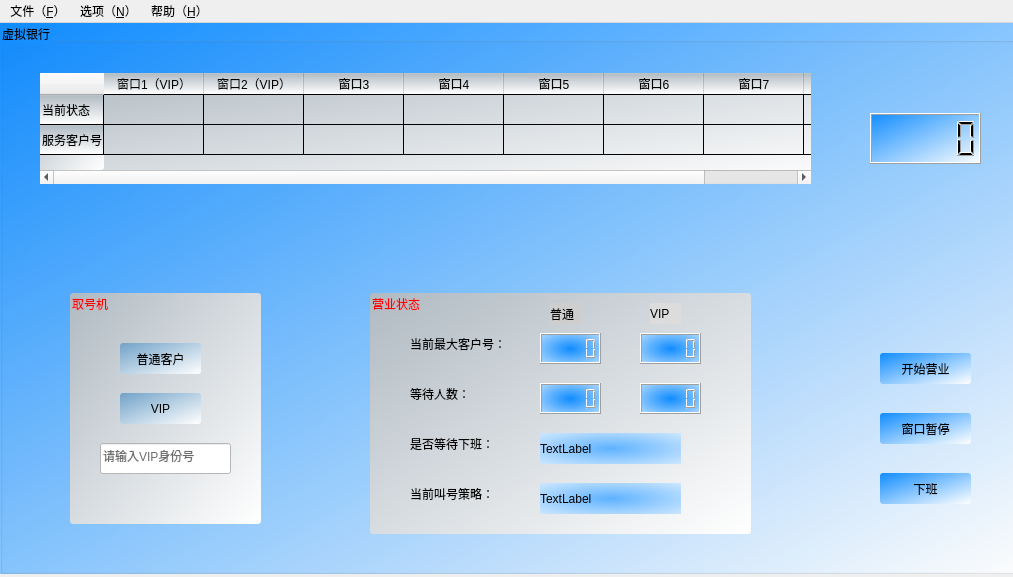
laddie132/Bank-Simulation-Demo, file mainwindow.ui: the form before one commit.
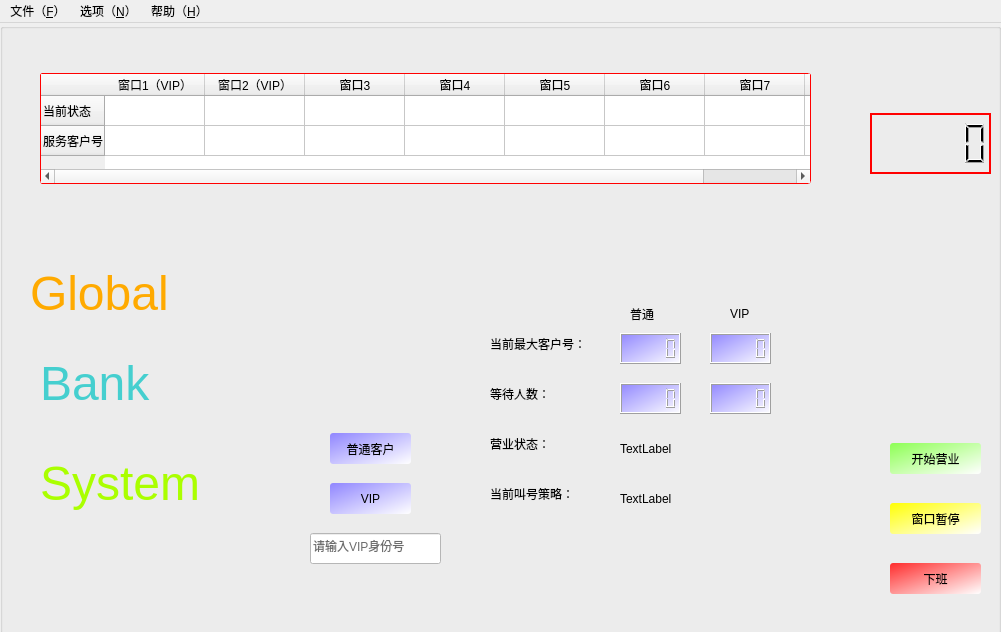
The form after the commit. Icons and pictures are not drawn.

```diff
--- a/mainwindow.ui
+++ b/mainwindow.ui
@@ -6,8 +6,8 @@
    <rect>
     <x>0</x>
     <y>0</y>
-    <width>1013</width>
-    <height>577</height>
+    <width>1001</width>
+    <height>632</height>
    </rect>
   </property>
   <property name="sizePolicy">
@@ -33,32 +33,35 @@
      <rect>
       <x>0</x>
       <y>0</y>
-      <width>1021</width>
-      <height>551</height>
+      <width>1001</width>
+      <height>611</height>
      </rect>
     </property>
     <property name="styleSheet">
      <string notr="true">QGroupBox{
-background-color: qlineargradient(spread:pad, x1:0, y1:0, x2:1, y2:1, stop:0 rgba(16, 140, 255, 255), stop:1 rgba(255, 255, 255, 255));
+
 font: 25 10pt &quot;微软雅黑 Light&quot;;
 setScaledContents:(true);
+	
+	background-image: url(:/image/images/1.jpg);
 }</string>
     </property>
     <property name="title">
-     <string>虚拟银行</string>
+     <string/>
     </property>
     <widget class="QPushButton" name="outbank">
      <property name="geometry">
       <rect>
-       <x>880</x>
-       <y>450</y>
+       <x>890</x>
+       <y>540</y>
        <width>91</width>
        <height>31</height>
       </rect>
      </property>
      <property name="styleSheet">
       <string notr="true">QPushButton {
-	background-color: qlineargradient(spread:pad, x1:0, y1:0, x2:1, y2:1, stop:0 rgba(16, 140, 255, 255), stop:1 rgba(255, 255, 255, 255));border-radius: 3px; font: 25 10pt &quot;微软雅黑 Light&quot;;setSizePolicy:(QSizePolicy::Expanding,QSizePolicy::Expanding); } 
+	background-color: qlineargradient(spread:pad, x1:0, y1:0, x2:1, y2:1, stop:0 rgba(255, 44, 44, 255), stop:1 rgba(255, 255, 255, 255));
+	border-radius: 3px; font: 25 10pt &quot;微软雅黑 Light&quot;;setSizePolicy:(QSizePolicy::Expanding,QSizePolicy::Expanding); } 
 QPushButton:hover { background-color: rgb(245, 69, 234); }</string>
      </property>
      <property name="text">
@@ -70,19 +73,21 @@
       <rect>
        <x>870</x>
        <y>90</y>
-       <width>111</width>
-       <height>51</height>
+       <width>121</width>
+       <height>61</height>
       </rect>
      </property>
      <property name="styleSheet">
-      <string notr="true">background-color: qlineargradient(spread:pad, x1:0, y1:0, x2:1, y2:1, stop:0 rgba(16, 140, 255, 255), stop:1 rgba(255, 255, 255, 255));</string>
+      <string notr="true">
+border-image: url();
+border:2px solid rgb(255, 0, 0);</string>
      </property>
     </widget>
     <widget class="QGroupBox" name="groupBox_2">
      <property name="geometry">
       <rect>
-       <x>70</x>
-       <y>270</y>
+       <x>280</x>
+       <y>360</y>
        <width>191</width>
        <height>231</height>
       </rect>
@@ -90,13 +95,15 @@
      <property name="styleSheet">
       <string notr="true">QGroupBox{
 font: 25 10pt &quot;微软雅黑 Light&quot;;
-background-color: qlineargradient(spread:pad, x1:0, y1:0, x2:1, y2:1, stop:0 rgba(176, 186, 194, 255), stop:1 rgba(255, 255, 255, 255));
+
 border-radius: 3px;
 	color: rgb(255, 0, 0);
+background-image: url();
+
 }</string>
      </property>
      <property name="title">
-      <string>取号机</string>
+      <string/>
      </property>
      <widget class="QLineEdit" name="vipidtext">
       <property name="geometry">
@@ -133,7 +140,8 @@
       </property>
       <property name="styleSheet">
        <string notr="true">QPushButton {
-	background-color: qlineargradient(spread:pad, x1:0, y1:0, x2:1, y2:1, stop:0 rgba(113, 162, 200, 255), stop:1 rgba(255, 255, 255, 255));
+	
+	background-color: qlineargradient(spread:pad, x1:0, y1:0, x2:1, y2:1, stop:0 rgba(144, 134, 255, 255), stop:1 rgba(255, 255, 255, 255));
  border-radius: 3px;  } QPushButton:hover { background-color: rgb(245, 69, 234); }
 
 </string>
@@ -159,7 +167,9 @@
       </property>
       <property name="styleSheet">
        <string notr="true">QPushButton {
-	background-color: qlineargradient(spread:pad, x1:0, y1:0, x2:1, y2:1, stop:0 rgba(113, 162, 200, 255), stop:1 rgba(255, 255, 255, 255));
+	
+	
+	background-color: qlineargradient(spread:pad, x1:0, y1:0, x2:1, y2:1, stop:0 rgba(144, 134, 255, 255), stop:1 rgba(255, 255, 255, 255));
  border-radius: 3px;  } QPushButton:hover { background-color: rgb(245, 69, 234); }
 
 </string>
@@ -172,23 +182,26 @@
     <widget class="QGroupBox" name="groupBox_3">
      <property name="geometry">
       <rect>
-       <x>370</x>
+       <x>450</x>
        <y>270</y>
-       <width>381</width>
-       <height>241</height>
+       <width>361</width>
+       <height>251</height>
       </rect>
      </property>
      <property name="styleSheet">
       <string notr="true">QGroupBox{
-background-color: qlineargradient(spread:pad, x1:0, y1:0, x2:1, y2:1, stop:0 rgba(176, 186, 194, 255), stop:1 rgba(255, 255, 255, 255));
 font: 25 10pt &quot;微软雅黑 Light&quot;;
 border-radius: 3px;
 	
 	color: rgb(255, 0, 0);
+	
+
+background-image: url();
+
 }</string>
      </property>
      <property name="title">
-      <string>营业状态</string>
+      <string/>
      </property>
      <widget class="QLabel" name="label">
       <property name="geometry">
@@ -239,7 +252,7 @@
 font: 25 10pt &quot;微软雅黑 Light&quot;;</string>
       </property>
       <property name="text">
-       <string>是否等待下班：</string>
+       <string>营业状态：</string>
       </property>
      </widget>
      <widget class="QLCDNumber" name="maxnum">
@@ -258,20 +271,20 @@
        </sizepolicy>
       </property>
       <property name="styleSheet">
-       <string notr="true">background-color: qradialgradient(spread:pad, cx:0.5, cy:0.5, radius:1.016, fx:0.5, fy:0.505682, stop:0 rgba(16, 140, 255, 255), stop:1 rgba(255, 255, 255, 255));</string>
+       <string notr="true">background-color: qlineargradient(spread:pad, x1:0, y1:0, x2:1, y2:1, stop:0 rgba(144, 134, 255, 255), stop:1 rgba(255, 255, 255, 255));</string>
       </property>
      </widget>
      <widget class="QLCDNumber" name="maxvnum">
       <property name="geometry">
        <rect>
-        <x>270</x>
+        <x>260</x>
         <y>40</y>
         <width>61</width>
         <height>31</height>
        </rect>
       </property>
       <property name="styleSheet">
-       <string notr="true">background-color: qradialgradient(spread:pad, cx:0.5, cy:0.5, radius:1.016, fx:0.5, fy:0.505682, stop:0 rgba(16, 140, 255, 255), stop:1 rgba(255, 255, 255, 255));</string>
+       <string notr="true">background-color: qlineargradient(spread:pad, x1:0, y1:0, x2:1, y2:1, stop:0 rgba(144, 134, 255, 255), stop:1 rgba(255, 255, 255, 255));</string>
       </property>
      </widget>
      <widget class="QLCDNumber" name="waitnum">
@@ -284,20 +297,20 @@
        </rect>
       </property>
       <property name="styleSheet">
-       <string notr="true">background-color: qradialgradient(spread:pad, cx:0.5, cy:0.5, radius:1.016, fx:0.5, fy:0.505682, stop:0 rgba(16, 140, 255, 255), stop:1 rgba(255, 255, 255, 255));</string>
+       <string notr="true">background-color: qlineargradient(spread:pad, x1:0, y1:0, x2:1, y2:1, stop:0 rgba(144, 134, 255, 255), stop:1 rgba(255, 255, 255, 255));</string>
       </property>
      </widget>
      <widget class="QLCDNumber" name="waitvnum">
       <property name="geometry">
        <rect>
-        <x>270</x>
+        <x>260</x>
         <y>90</y>
         <width>61</width>
         <height>31</height>
        </rect>
       </property>
       <property name="styleSheet">
-       <string notr="true">background-color: qradialgradient(spread:pad, cx:0.5, cy:0.5, radius:1.016, fx:0.5, fy:0.505682, stop:0 rgba(16, 140, 255, 255), stop:1 rgba(255, 255, 255, 255));</string>
+       <string notr="true">background-color: qlineargradient(spread:pad, x1:0, y1:0, x2:1, y2:1, stop:0 rgba(144, 134, 255, 255), stop:1 rgba(255, 255, 255, 255));</string>
       </property>
      </widget>
      <widget class="QLabel" name="label_4">
@@ -311,7 +324,7 @@
       </property>
       <property name="styleSheet">
        <string notr="true">font: 75 11pt &quot;微软雅黑 Light&quot;;
-background-color: rgb(220, 220, 220);</string>
+</string>
       </property>
       <property name="text">
        <string>VIP</string>
@@ -328,7 +341,7 @@
       </property>
       <property name="styleSheet">
        <string notr="true">font: 75 10pt &quot;微软雅黑 Light&quot;;
-background-color: rgb(206, 206, 206);</string>
+</string>
       </property>
       <property name="text">
        <string>普通</string>
@@ -361,7 +374,7 @@
        </rect>
       </property>
       <property name="styleSheet">
-       <string notr="true">background-color: qradialgradient(spread:pad, cx:0.506, cy:0.505364, radius:1.027, fx:0.5, fy:0.5, stop:0 rgba(94, 178, 255, 255), stop:1 rgba(255, 255, 255, 255));</string>
+       <string notr="true"/>
       </property>
       <property name="text">
        <string>TextLabel</string>
@@ -377,7 +390,7 @@
        </rect>
       </property>
       <property name="styleSheet">
-       <string notr="true">background-color: qradialgradient(spread:pad, cx:0.506, cy:0.505364, radius:1.027, fx:0.5, fy:0.5, stop:0 rgba(94, 178, 255, 255), stop:1 rgba(255, 255, 255, 255));</string>
+       <string notr="true"/>
       </property>
       <property name="text">
        <string>TextLabel</string>
@@ -387,15 +400,18 @@
     <widget class="QPushButton" name="towork">
      <property name="geometry">
       <rect>
-       <x>880</x>
-       <y>330</y>
+       <x>890</x>
+       <y>420</y>
        <width>91</width>
        <height>31</height>
       </rect>
      </property>
      <property name="styleSheet">
       <string notr="true">QPushButton {
-	background-color: qlineargradient(spread:pad, x1:0, y1:0, x2:1, y2:1, stop:0 rgba(16, 140, 255, 255), stop:1 rgba(255, 255, 255, 255));
+	
+	
+	
+	background-color: qlineargradient(spread:pad, x1:0, y1:0, x2:1, y2:1, stop:0 rgba(141, 255, 84, 255), stop:1 rgba(255, 255, 255, 255));
  border-radius: 3px; font: 25 10pt &quot;微软雅黑 Light&quot;; } 
 QPushButton:hover { background-color: rgb(245, 69, 234); }
 
@@ -415,11 +431,11 @@
       </rect>
      </property>
      <property name="styleSheet">
-      <string notr="true">background-color: qlineargradient(spread:pad, x1:0, y1:0, x2:1, y2:1, stop:0 rgba(176, 186, 194, 255), stop:1 rgba(255, 255, 255, 255));
-setSizePolicy:(QSizePolicy::Expanding, QSizePolicy::Expanding);
-setScaledContents:(true);
+      <string notr="true">QTableWidget{
 text-align: center; 
-border-radius: 3px;</string>
+border-radius: 3px;
+background-image: url(:/image/images/table.png);
+border:1px solid rgb(255, 0, 0);}</string>
      </property>
      <row>
       <property name="text">
@@ -475,21 +491,62 @@
     <widget class="QPushButton" name="pausepush">
      <property name="geometry">
       <rect>
-       <x>880</x>
-       <y>390</y>
+       <x>890</x>
+       <y>480</y>
        <width>91</width>
        <height>31</height>
       </rect>
      </property>
      <property name="styleSheet">
       <string notr="true">QPushButton {
-	background-color: qlineargradient(spread:pad, x1:0, y1:0, x2:1, y2:1, stop:0 rgba(16, 140, 255, 255), stop:1 rgba(255, 255, 255, 255));border-radius: 3px; font: 25 10pt &quot;微软雅黑 Light&quot;; } 
+background-color: qlineargradient(spread:pad, x1:0, y1:0, x2:1, y2:1, stop:0 rgba(255, 255, 5, 255), stop:1 rgba(255, 255, 255, 255));
+	border-radius: 3px; font: 25 10pt &quot;微软雅黑 Light&quot;; } 
+
 QPushButton:hover { background-color: rgb(245, 69, 234); }</string>
      </property>
      <property name="text">
       <string>窗口暂停</string>
      </property>
     </widget>
+    <widget class="QLabel" name="label_7">
+     <property name="geometry">
+      <rect>
+       <x>30</x>
+       <y>210</y>
+       <width>181</width>
+       <height>121</height>
+      </rect>
+     </property>
+     <property name="text">
+      <string>&lt;html&gt;&lt;head/&gt;&lt;body&gt;&lt;p&gt;&lt;span style=&quot; font-size:36pt; color:#ffaa00;&quot;&gt;Global &lt;/span&gt;&lt;/p&gt;&lt;/body&gt;&lt;/html&gt;</string>
+     </property>
+    </widget>
+    <widget class="QLabel" name="label_8">
+     <property name="geometry">
+      <rect>
+       <x>40</x>
+       <y>300</y>
+       <width>181</width>
+       <height>121</height>
+      </rect>
+     </property>
+     <property name="text">
+      <string>&lt;html&gt;&lt;head/&gt;&lt;body&gt;&lt;p&gt;&lt;span style=&quot; font-size:36pt; color:#45cfcf;&quot;&gt;Bank&lt;/span&gt;&lt;/p&gt;&lt;/body&gt;&lt;/html&gt;</string>
+     </property>
+    </widget>
+    <widget class="QLabel" name="label_9">
+     <property name="geometry">
+      <rect>
+       <x>40</x>
+       <y>400</y>
+       <width>181</width>
+       <height>121</height>
+      </rect>
+     </property>
+     <property name="text">
+      <string>&lt;html&gt;&lt;head/&gt;&lt;body&gt;&lt;p&gt;&lt;span style=&quot; font-size:36pt; color:#aaff00;&quot;&gt;System&lt;/span&gt;&lt;/p&gt;&lt;/body&gt;&lt;/html&gt;</string>
+     </property>
+    </widget>
    </widget>
   </widget>
   <widget class="QMenuBar" name="menuBar">
@@ -497,7 +554,7 @@
     <rect>
      <x>0</x>
      <y>0</y>
-     <width>1013</width>
+     <width>1001</width>
      <height>25</height>
     </rect>
    </property>
```
Left out of the diff: 3 changed lines with no effect on the pictures.
